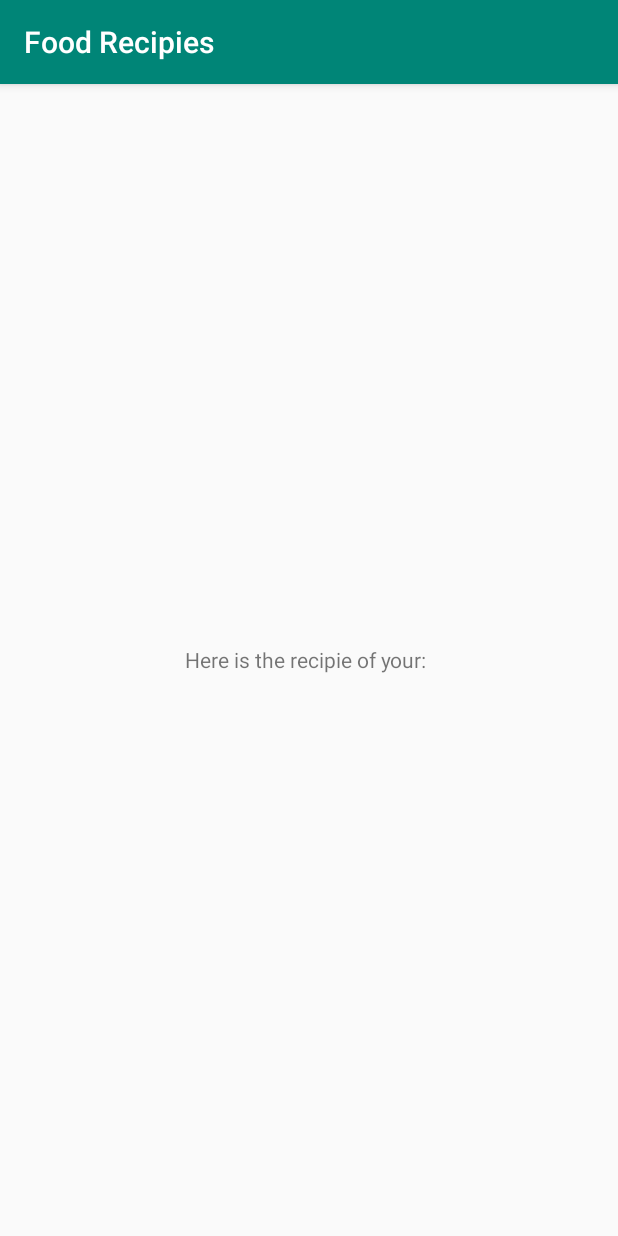
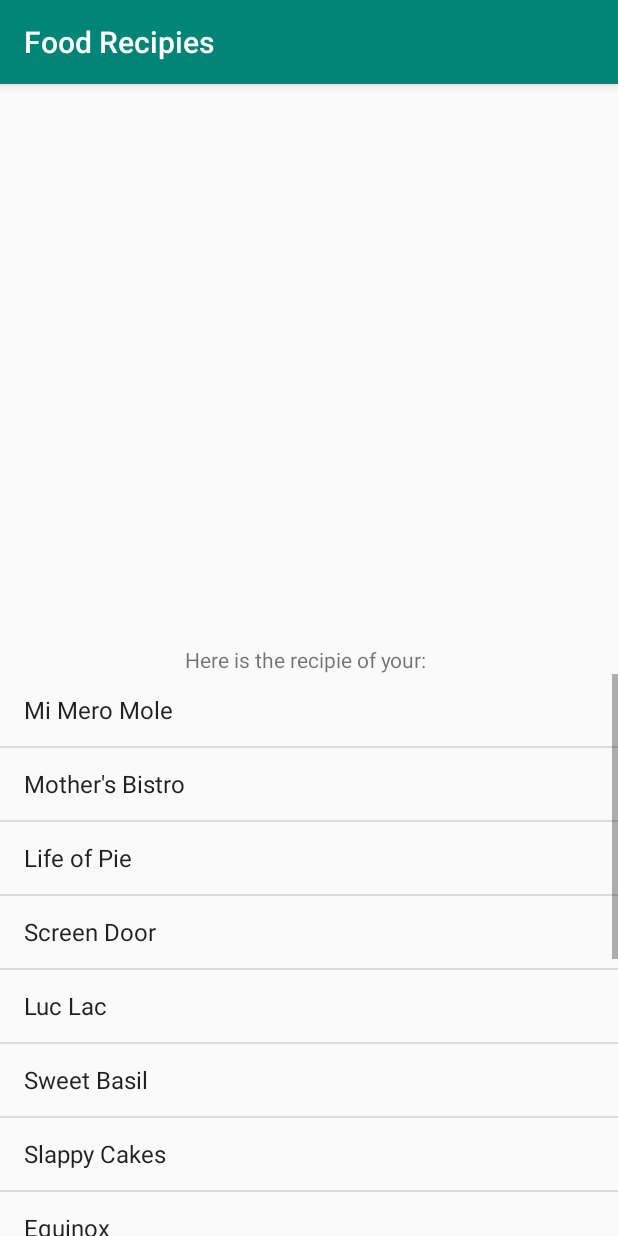
Before and after one commit to ikuaj/FoodRecipies, an Android app: the screen it shows after launch (SearchActivity), after a tap on "SEARCH", on a phone screen of 412 x 824 dp. Run offline under Robolectric (Android 15) with nearby library versions, the phone set to English and light mode, and no system bars; 1 statement that could not run was skipped.

Commit message:
New font

```diff
--- a/app/src/main/java/com/example/prideland/foodrecipies/MainActivity.java
+++ b/app/src/main/java/com/example/prideland/foodrecipies/MainActivity.java
@@ -1,23 +1,27 @@
 package com.example.prideland.foodrecipies;
 
 import android.content.Intent;
+import android.graphics.Typeface;
 import android.support.v7.app.AppCompatActivity;
 import android.os.Bundle;
-import android.util.Log;
 import android.view.View;
 import android.widget.Button;
 import android.widget.EditText;
-import android.widget.Toast;
+import android.widget.TextView;
 
 public class MainActivity extends AppCompatActivity {
     private Button mfindFoodButton;
     private EditText mfoodEditText;
+    private TextView mtitleTextView;
 
     @Override
     protected void onCreate(Bundle savedInstanceState) {
         super.onCreate(savedInstanceState);
         setContentView(R.layout.activity_main);
 
+        mtitleTextView = (TextView) findViewById(R.id.titleTextView);
+        Typeface mali = Typeface.createFromAsset(getAssets(), "fonts/GrandHotel-Regular.otf");
+        mtitleTextView.setTypeface(mali);
         mfoodEditText = (EditText) findViewById(R.id.foodEditText);
         mfindFoodButton = (Button) findViewById(R.id.findFoodbutton);
         mfindFoodButton.setOnClickListener(new View.OnClickListener() {
--- a/app/src/main/java/com/example/prideland/foodrecipies/SearchActivity.java
+++ b/app/src/main/java/com/example/prideland/foodrecipies/SearchActivity.java
@@ -3,17 +3,41 @@
 import android.content.Intent;
 import android.support.v7.app.AppCompatActivity;
 import android.os.Bundle;
+import android.view.View;
+import android.widget.AdapterView;
+import android.widget.ArrayAdapter;
+import android.widget.ListView;
 import android.widget.TextView;
+import android.widget.Toast;
 
 public class SearchActivity extends AppCompatActivity {
     private TextView mfoodTextView;
+    private ListView mListView;
+    private String[] food = new String[] {"Mi Mero Mole", "Mother's Bistro",
+                "Life of Pie", "Screen Door", "Luc Lac", "Sweet Basil",
+                "Slappy Cakes", "Equinox", "Miss Delta's", "Andina",
+                "Lardo", "Portland City Grill", "Fat Head's Brewery",
+                "Chipotle", "Subway"};
 
     @Override
     protected void onCreate(Bundle savedInstanceState) {
         super.onCreate(savedInstanceState);
         setContentView(R.layout.activity_search);
 
+        mListView = (ListView) findViewById(R.id.listView);
         mfoodTextView = (TextView) findViewById(R.id.foodTextView);
+
+        ArrayAdapter adapter = new ArrayAdapter(this, android.R.layout.simple_list_item_1, food);
+        mListView.setAdapter(adapter);
+
+        mListView.setOnItemClickListener(new AdapterView.OnItemClickListener() {
+            @Override
+            public void onItemClick(AdapterView<?> adapterView, View view, int i, long l) {
+                String restaurant = ((TextView)view).getText().toString();
+                Toast.makeText(SearchActivity.this, restaurant, Toast.LENGTH_LONG).show();
+            }
+        });
+
         Intent intent = getIntent();
         String food = intent.getStringExtra("food");
         mfoodTextView.setText("Here is the recipie of your: " + food);
--- a/app/src/main/res/layout/activity_main.xml
+++ b/app/src/main/res/layout/activity_main.xml
@@ -14,7 +14,7 @@
         android:layout_height="wrap_content"
         android:text="OurRecipies"
         android:layout_marginTop="35dp"
-        android:id="@+id/textView"
+        android:id="@+id/titleTextView"
         android:textSize="40sp"
         android:layout_alignParentTop="true"
         android:layout_centerHorizontal="true"
@@ -38,7 +38,7 @@
         android:layout_alignParentBottom="true"
         android:layout_marginEnd="-161dp"
         android:layout_marginRight="-161dp"
-        android:layout_toLeftOf="@+id/textView" />
+        android:layout_toLeftOf="@+id/titleTextView" />
 
     <Button
         android:id="@+id/findFoodbutton"
--- a/app/src/main/res/layout/activity_search.xml
+++ b/app/src/main/res/layout/activity_search.xml
@@ -14,4 +14,12 @@
         android:layout_centerVertical="true"
         android:layout_centerHorizontal="true" />
 
+    <ListView
+        android:layout_width="match_parent"
+        android:layout_height="wrap_content"
+        android:id="@+id/listView"
+        android:layout_below="@+id/foodTextView"
+        android:layout_alignParentRight="true"
+        android:layout_alignParentEnd="true" />
+
 </RelativeLayout>
```
